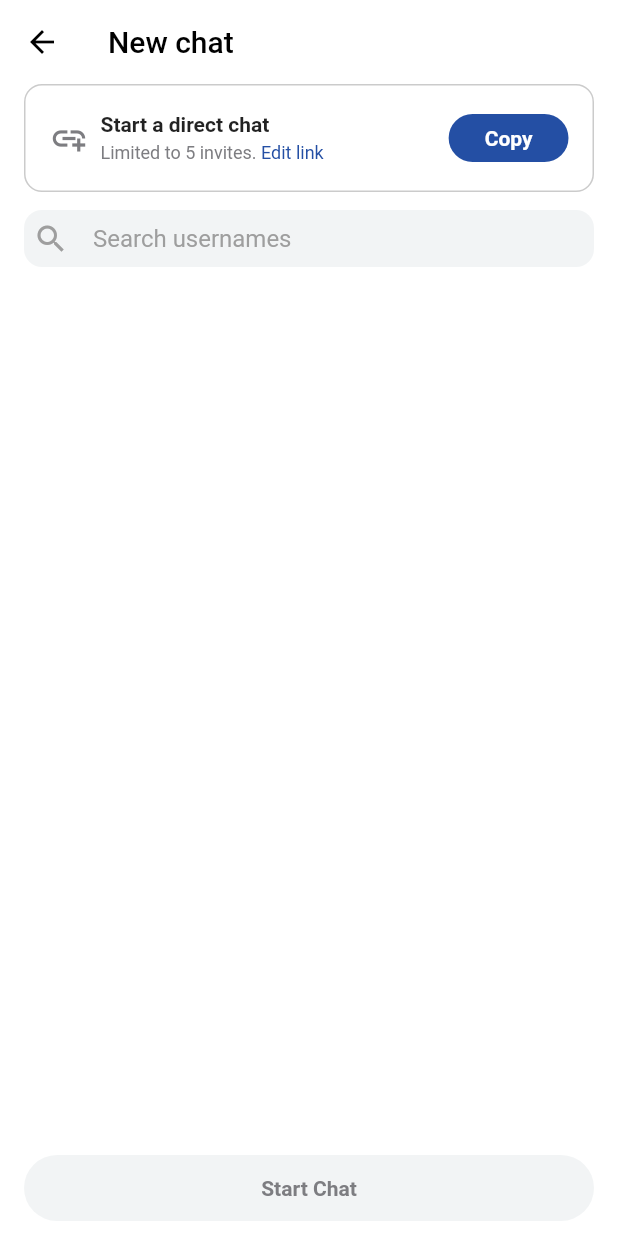
After one commit to dangpham205/Flutter-Reddit-UI-Clone, a Flutter app: the NewChatScreen screen opened directly, on a phone screen of 412 x 824 dp. The commit adds this screen. Run offline on Flutter 3.47's test engine with Material 2 defaults, Android fonts, the phone set to English and light mode, and no system bars.

Commit message:
chat screen 60%

```diff
--- a/lib/main.dart
+++ b/lib/main.dart
@@ -1,7 +1,7 @@
 import 'package:flutter/material.dart';
 import 'package:flutter/services.dart';
 import 'package:midterm_519h0277/views/introduce_screen.dart';
-
+// C:\Users\Admin\Documents\scr\
 void main() async {
   runApp(const MyApp());
 }
--- /dev/null
+++ b/lib/views/function_screens/new_chat_screen.dart
@@ -0,0 +1,134 @@
+import 'package:flutter/material.dart';
+import 'package:midterm_519h0277/constants/colors.dart';
+
+class NewChatScreen extends StatefulWidget {
+  const NewChatScreen({ Key? key }) : super(key: key);
+
+  @override
+  State<NewChatScreen> createState() => _NewChatScreenState();
+}
+
+class _NewChatScreenState extends State<NewChatScreen> {
+  @override
+  Widget build(BuildContext context) {
+    return Scaffold(
+      appBar: AppBar(
+        elevation: 0,
+        backgroundColor: Colors.white,
+        leading: InkWell(
+          onTap: () {
+            Navigator.of(context).pop();
+          },
+          child: const Icon(Icons.arrow_back,color: Colors.black,)),
+        title: const Text('New chat', style: TextStyle(color: Colors.black),),
+      ),
+      body: Container(
+        color: Colors.white,
+        child: Padding(
+          padding: const EdgeInsets.only(left: 16, right: 16,top: 0, bottom: 10),
+          child: Column(
+            children: [
+              Container(            //start direct chat o dau screen
+                padding: const EdgeInsets.symmetric(vertical: 6),
+                decoration: BoxDecoration(
+                  border: Border.all(
+                    color: dividerColor,
+                    // width: 5,
+                  ),
+                  borderRadius: const BorderRadius.vertical(
+                    bottom: Radius.circular(12.0),
+                    top: Radius.circular(12.0)
+                  ),
+                  color: Colors.white,
+                ),
+                child: Padding(
+                  padding: const EdgeInsets.symmetric(horizontal: 16, vertical: 12),
+                  child: Row(
+                    children: [
+                      const Icon(Icons.add_link,color: textColor2,size: 26,),
+                      Expanded(
+                        child: Padding(
+                          padding: const EdgeInsets.symmetric(horizontal: 8),
+                          child: Column(
+                            crossAxisAlignment: CrossAxisAlignment.start,
+                            mainAxisAlignment: MainAxisAlignment.spaceBetween,
+                            children: [
+                              const Text('Start a direct chat', style: TextStyle(fontWeight: FontWeight.w600),),
+                              const SizedBox(height: 4,),
+                              Row(
+                                children: const [
+                                  Text('Limited to 5 invites. ', style: TextStyle(color: textColor2, fontSize: 12),),
+                                  Text('Edit link', style: TextStyle(color: darkblue, fontSize: 12),),
+                                ],
+                              )
+                            ],
+                          ),
+                        ),
+                      ),
+                      Container(
+                        padding: const EdgeInsets.symmetric(vertical: 8, horizontal: 24),
+                        decoration: const BoxDecoration(
+                          borderRadius: BorderRadius.vertical(
+                            bottom: Radius.circular(26.0),
+                            top: Radius.circular(26.0)
+                          ),
+                          color: darkblue,
+                        ),
+                        child: const Text('Copy', style: TextStyle(color: Colors.white, fontWeight: FontWeight.bold),),
+                      ),
+                    ],
+                  ),
+                ),
+              ),
+              const SizedBox(height: 12,),
+              Container(                //thanh search
+                height: 38,
+                decoration: const BoxDecoration(
+                  borderRadius: BorderRadius.vertical(
+                    bottom: Radius.circular(12.0),
+                    top: Radius.circular(12.0)
+                  ),
+                  color: seperateColor,
+                ),
+                padding: const EdgeInsets.symmetric(horizontal: 6),
+                child: Row(
+                  crossAxisAlignment: CrossAxisAlignment.start,
+                  children: const [
+                    Expanded(
+                      flex: 1,
+                      child: TextField(
+                        decoration: InputDecoration(
+                          border: InputBorder.none,
+                          hintText: 'Search usernames',
+                          hintStyle: TextStyle(color: Colors.grey),
+                          icon: Icon(
+                            Icons.search,
+                            color: Colors.grey,
+                          )
+                        ),
+                      )
+                    )
+                  ],
+                ),
+              ),
+              Flexible(child: Container(), flex: 1,),
+              Container(            //bottom button 'start chat'
+                padding: const EdgeInsets.symmetric(vertical: 14),
+                decoration: const BoxDecoration(
+                  borderRadius: BorderRadius.vertical(
+                    bottom: Radius.circular(26.0),
+                    top: Radius.circular(26.0)
+                  ),
+                  color: seperateColor,
+                ),
+                child: const Center(
+                  child: Text('Start Chat', style: TextStyle(color: textColor2, fontWeight: FontWeight.bold),)
+                ),
+              )
+            ],
+          ),
+        ),
+      ),
+    );
+  }
+}
```
Also changed, not shown: assets/post.json (+29 -1 lines), lib/views/main_screens/chat_screen.dart (+9 -0 lines), lib/views/main_screens/explore_screen.dart (+15 -8 lines), assets/image/post3.jpg (added), assets/image/post4.jpg (added).
